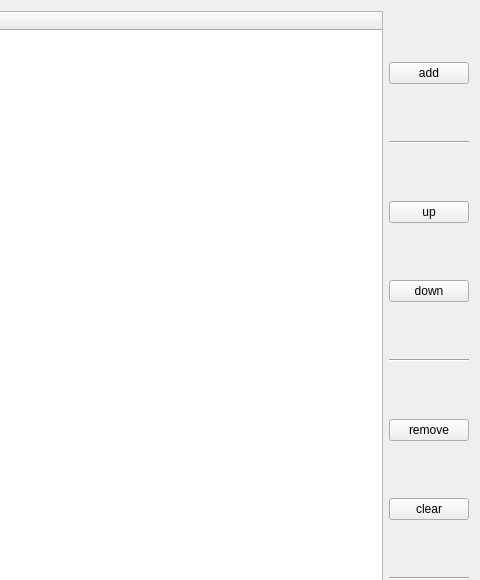
chenjh1234/datatool, file datatool/fileList.ui: the form before one commit; both pictures show x 344 to 824 and y 0 to 580 of the 824 by 750 pixel window.
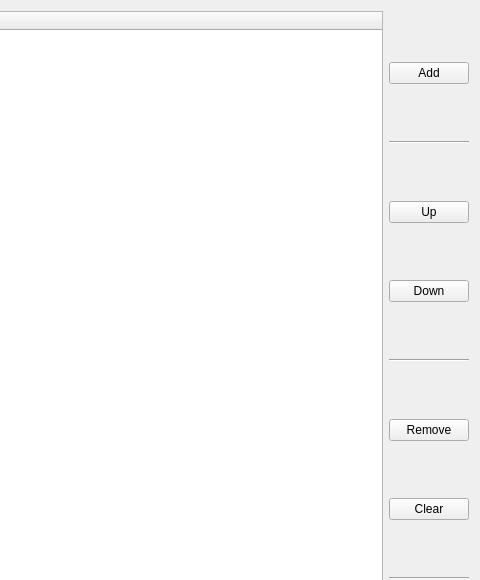
The form after the commit.

The edit to the form file:
```diff
--- a/datatool/fileList.ui
+++ b/datatool/fileList.ui
@@ -31,7 +31,7 @@
         <string>move selected items up</string>
        </property>
        <property name="text">
-        <string>up</string>
+        <string>Up</string>
        </property>
       </widget>
      </item>
@@ -41,7 +41,7 @@
         <string>move selected items down</string>
        </property>
        <property name="text">
-        <string>down</string>
+        <string>Down</string>
        </property>
       </widget>
      </item>
@@ -51,7 +51,7 @@
         <string>clear all items </string>
        </property>
        <property name="text">
-        <string>clear</string>
+        <string>Clear</string>
        </property>
       </widget>
      </item>
@@ -75,7 +75,7 @@
         <string>remove selected items </string>
        </property>
        <property name="text">
-        <string>remove</string>
+        <string>Remove</string>
        </property>
       </widget>
      </item>
@@ -92,7 +92,7 @@
         <string>input files and add to view</string>
        </property>
        <property name="text">
-        <string>add</string>
+        <string>Add</string>
        </property>
       </widget>
      </item>
```
Left out of the diff: 2 changed lines with no effect on the pictures.
